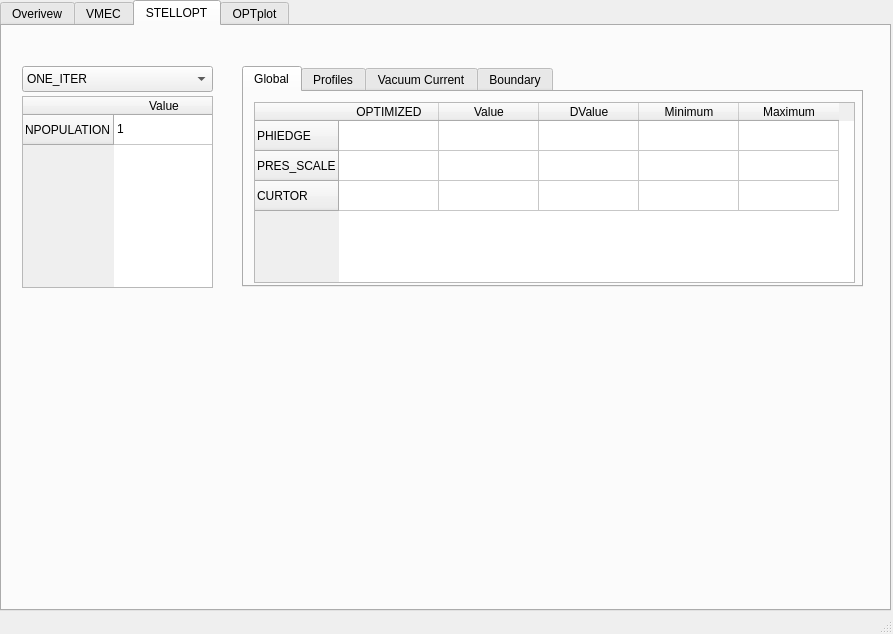
Above: pySTEL/STELLOPT.ui from PrincetonUniversity/STELLOPT before the change. Below: the same form after it.
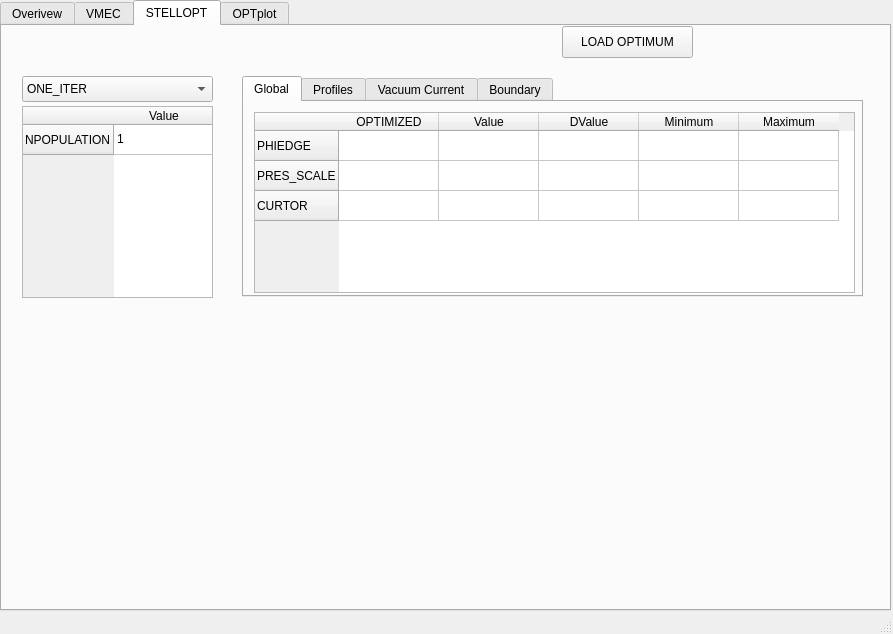
That is the form after the change. The open tabs and pages were chosen to show the change.

Commit message: pySTEL: STELLOPT tool improvements.

Patch:
```diff
--- a/pySTEL/STELLOPT.ui
+++ b/pySTEL/STELLOPT.ui
@@ -720,7 +720,7 @@
       <property name="geometry">
        <rect>
         <x>20</x>
-        <y>40</y>
+        <y>50</y>
         <width>191</width>
         <height>26</height>
        </rect>
@@ -755,7 +755,7 @@
       <property name="geometry">
        <rect>
         <x>20</x>
-        <y>70</y>
+        <y>80</y>
         <width>191</width>
         <height>192</height>
        </rect>
@@ -780,7 +780,7 @@
       <property name="geometry">
        <rect>
         <x>240</x>
-        <y>40</y>
+        <y>50</y>
         <width>621</width>
         <height>221</height>
        </rect>
@@ -1099,6 +1099,19 @@
        </widget>
       </widget>
      </widget>
+     <widget class="QPushButton" name="ButtonLoadOptimum">
+      <property name="geometry">
+       <rect>
+        <x>560</x>
+        <y>0</y>
+        <width>131</width>
+        <height>32</height>
+       </rect>
+      </property>
+      <property name="text">
+       <string>LOAD OPTIMUM</string>
+      </property>
+     </widget>
     </widget>
     <widget class="QWidget" name="tabOPTplot">
      <attribute name="title">
```
Left out of the diff: 4 changed lines with no effect on the pictures. The commit also changes 1 other file.
